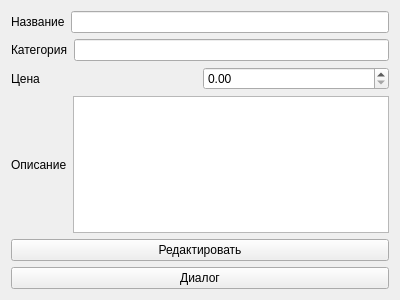
Above: AWS/productform.ui from 9t0z1k/TSP-AWS before the change. Below: the same form after it.
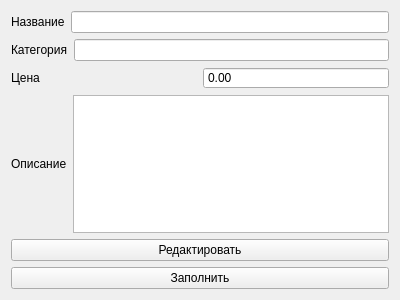
That is the form after the change.

Patch:
```diff
--- a/AWS/productform.ui
+++ b/AWS/productform.ui
@@ -19,6 +19,9 @@
   <property name="windowTitle">
    <string>Form</string>
   </property>
+  <property name="styleSheet">
+   <string notr="true">alternate-background-color: rgb(55, 255, 178);</string>
+  </property>
   <layout class="QVBoxLayout" name="verticalLayout">
    <item>
     <layout class="QHBoxLayout" name="horizontalLayout_4">
@@ -66,6 +69,12 @@
      </item>
      <item>
       <widget class="QDoubleSpinBox" name="doubleSpinBox">
+       <property name="readOnly">
+        <bool>true</bool>
+       </property>
+       <property name="buttonSymbols">
+        <enum>QAbstractSpinBox::NoButtons</enum>
+       </property>
        <property name="maximum">
         <double>999999999999999945322333868247445125709646570021247924665841614848.000000000000000</double>
        </property>
@@ -104,7 +113,7 @@
    <item>
     <widget class="QPushButton" name="pushButton">
      <property name="text">
-      <string>Диалог</string>
+      <string>Заполнить</string>
      </property>
     </widget>
    </item>
```
Left out of the diff: 12 changed lines with no effect on the pictures.
